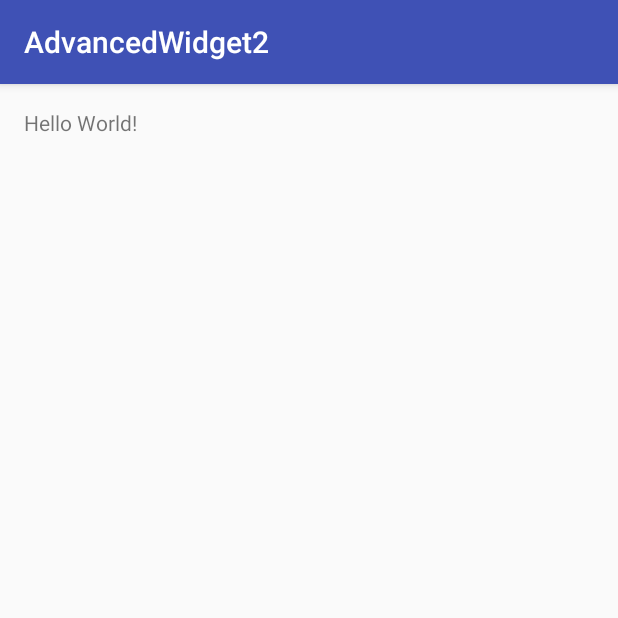
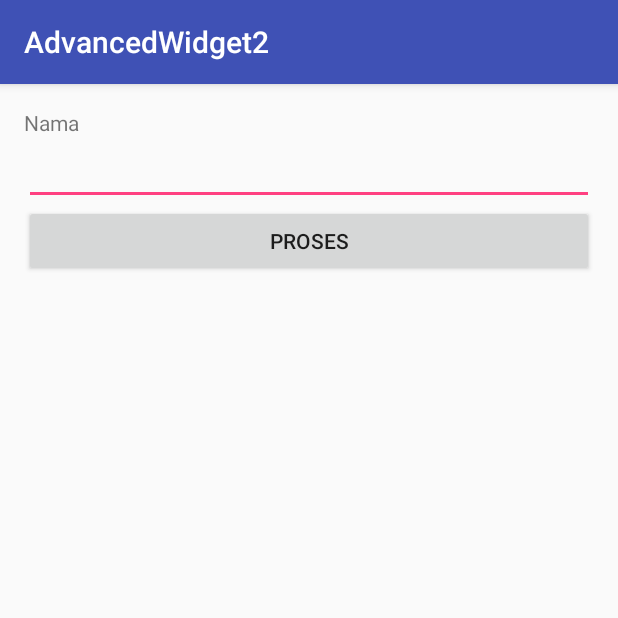
Before and after one commit to yobelchris/AdvancedWidget2, an Android app: the screen it shows after launch (MainActivity), on a phone screen of 412 x 824 dp, the top half of it. Run offline under Robolectric (Android 15) with nearby library versions, the phone set to English and light mode, and no system bars; our stand-ins replace ButterKnife.

```diff
--- a/app/build.gradle
+++ b/app/build.gradle
@@ -1,4 +1,5 @@
 apply plugin: 'com.android.application'
+apply plugin: 'android-apt'
 
 android {
     compileSdkVersion 24
@@ -23,4 +24,6 @@ dependencies {
     compile fileTree(dir: 'libs', include: ['*.jar'])
     testCompile 'junit:junit:4.12'
     compile 'com.android.support:appcompat-v7:24.0.0-alpha2'
+    compile 'com.jakewharton:butterknife:8.4.0'
+    apt 'com.jakewharton:butterknife-compiler:8.4.0'
 }
--- a/app/src/main/java/id/sch/smktelkom_mlg/learn/advancedwidget2/MainActivity.java
+++ b/app/src/main/java/id/sch/smktelkom_mlg/learn/advancedwidget2/MainActivity.java
@@ -2,12 +2,33 @@ package id.sch.smktelkom_mlg.learn.advancedwidget2;
 
 import android.os.Bundle;
 import android.support.v7.app.AppCompatActivity;
+import android.widget.EditText;
+import android.widget.TextView;
+
+import butterknife.BindColor;
+import butterknife.BindView;
+import butterknife.ButterKnife;
+import butterknife.OnClick;
 
 public class MainActivity extends AppCompatActivity {
+    @BindView(R.id.editTextNama)
+    EditText etNama;
+    @BindView(R.id.textViewHasil)
+    TextView tvHasil;
+    @BindColor(R.color.colorAccent)
+    int colorAccent;
 
     @Override
     protected void onCreate(Bundle savedInstanceState) {
         super.onCreate(savedInstanceState);
         setContentView(R.layout.activity_main);
+
+        ButterKnife.bind(this);
+        tvHasil.setTextColor(colorAccent);
+    }
+
+    @OnClick(R.id.buttonProses)
+    public void doProses() {
+        tvHasil.setText("Nama Anda: " + etNama.getText());
     }
 }
--- a/app/src/main/res/layout/activity_main.xml
+++ b/app/src/main/res/layout/activity_main.xml
@@ -13,5 +13,22 @@
     <TextView
         android:layout_width="wrap_content"
         android:layout_height="wrap_content"
-        android:text="Hello World!" />
+        android:text="Nama" />
+
+    <EditText
+        android:id="@+id/editTextNama"
+        android:layout_width="match_parent"
+        android:layout_height="wrap_content" />
+
+    <Button
+        android:id="@+id/buttonProses"
+        android:layout_width="match_parent"
+        android:layout_height="wrap_content"
+        android:text="Proses" />
+
+    <TextView
+        android:id="@+id/textViewHasil"
+        android:layout_width="wrap_content"
+        android:layout_height="wrap_content"
+        tools:text="Hasil" />
 </LinearLayout>
--- a/build.gradle
+++ b/build.gradle
@@ -6,7 +6,7 @@ buildscript {
     }
     dependencies {
         classpath 'com.android.tools.build:gradle:2.1.3'
-
+        classpath 'com.neenbedankt.gradle.plugins:android-apt:1.8'
         // NOTE: Do not place your application dependencies here; they belong
         // in the individual module build.gradle files
     }
```
